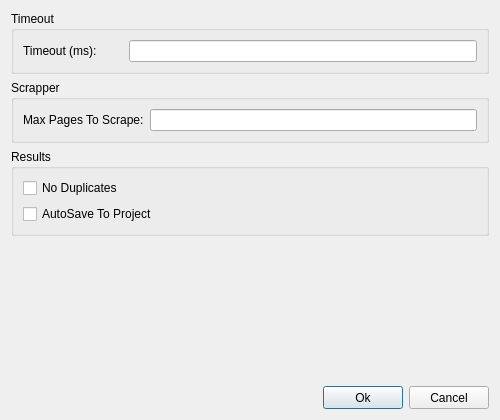
Above: sub3suite/src/Dialogs/PassiveConfigDialog.ui from 3nock/OTE before the change. Below: the same form after it.
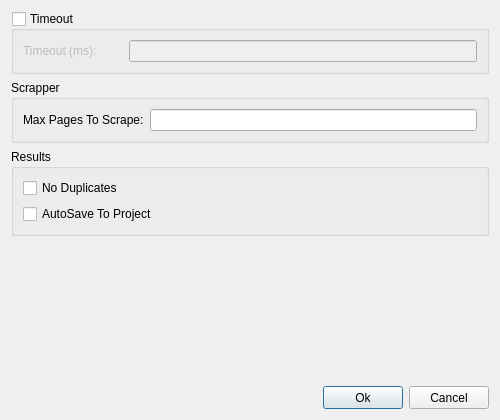
That is the form after the change. Icons and pictures are not drawn.

```diff
--- a/sub3suite/src/Dialogs/PassiveConfigDialog.ui
+++ b/sub3suite/src/Dialogs/PassiveConfigDialog.ui
@@ -42,7 +42,7 @@
       <string>Timeout</string>
      </property>
      <property name="checkable">
-      <bool>false</bool>
+      <bool>true</bool>
      </property>
      <property name="checked">
       <bool>false</bool>
```
